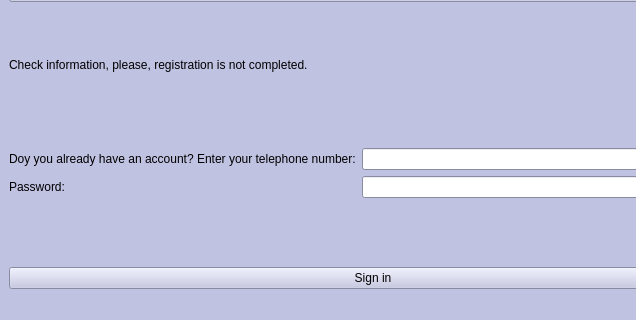
This is Booking/mainwindow.ui in mainex/btimetable-booking as Qt 5 draws it before an edit; both pictures show x 0 to 636 and y 188 to 508 of the 746 by 508 pixel window. The edited form follows.
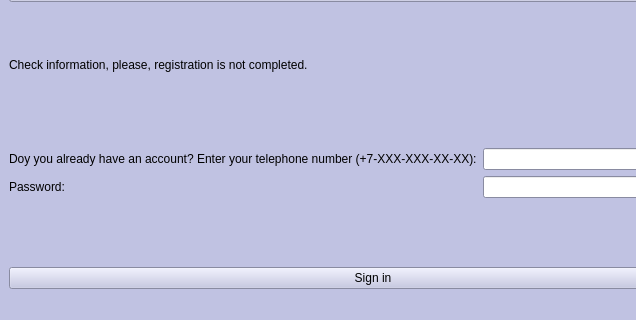
This is the edited form.

Patch:
```diff
--- a/Booking/mainwindow.ui
+++ b/Booking/mainwindow.ui
@@ -610,7 +610,7 @@
       <item row="0" column="0">
        <widget class="QLabel" name="label_9">
         <property name="text">
-         <string>Doy you already have an account? Enter your telephone number:</string>
+         <string>Doy you already have an account? Enter your telephone number (+7-XXX-XXX-XX-XX):</string>
         </property>
        </widget>
       </item>
```
